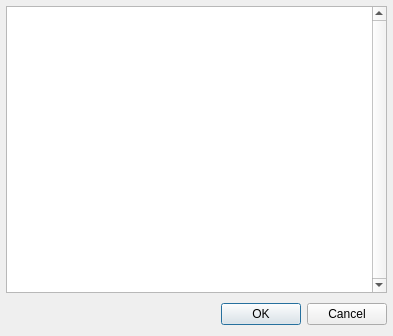
GPlates/GPlates, file src/qt-widgets/InformationDialogUi.ui: the form before one commit.
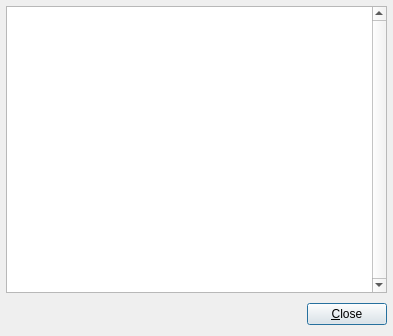
The form after the commit.

The edit to the form file:
```diff
--- a/src/qt-widgets/InformationDialogUi.ui
+++ b/src/qt-widgets/InformationDialogUi.ui
@@ -64,14 +64,7 @@
        <item>
         <widget class="QPushButton" name="okButton" >
          <property name="text" >
-          <string>OK</string>
-         </property>
-        </widget>
-       </item>
-       <item>
-        <widget class="QPushButton" name="cancelButton" >
-         <property name="text" >
-          <string>Cancel</string>
+          <string>&amp;Close</string>
          </property>
         </widget>
        </item>
```
Left out of the diff: 75 changed lines with no effect on the pictures.
